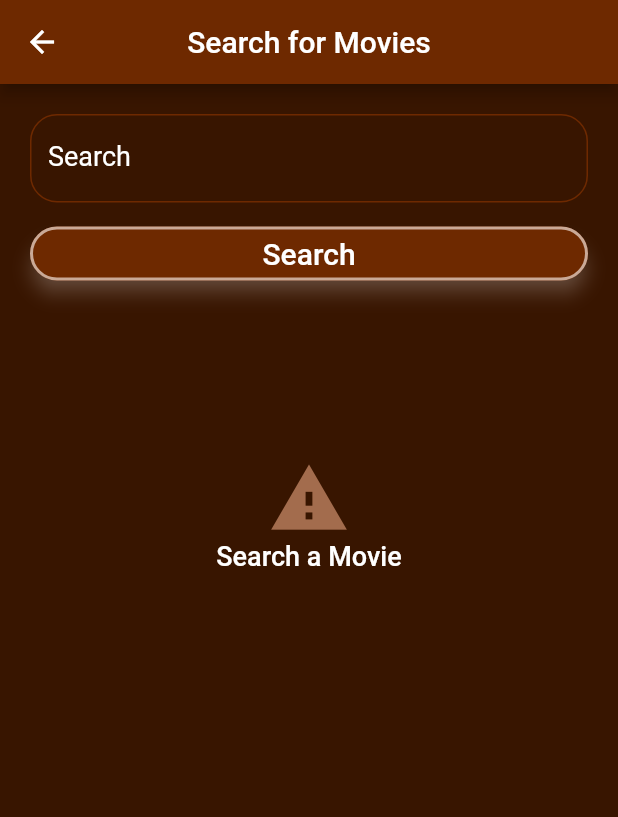
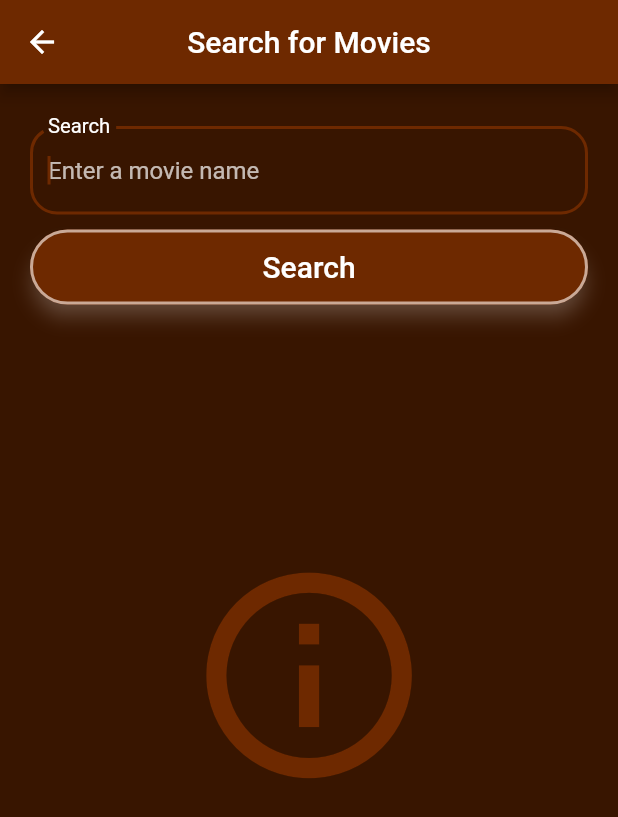
Before and after one commit to nbakh16/movies_info_app, a Flutter app: the MovieSearchView screen opened by its route, on a phone screen of 412 x 824 dp. Shown: the top 817 px of the screen. Run offline on Flutter 3.47's test engine with Material 2 defaults, Android fonts, the phone set to English and light mode, and no system bars; our stand-ins replace get; network calls fail.

Commit message:
better ux, responsive ui, code cleanup

```diff
--- a/lib/app/modules/movie_search/views/movie_search_view.dart
+++ b/lib/app/modules/movie_search/views/movie_search_view.dart
@@ -4,7 +4,7 @@ import 'package:get/get.dart';
 import 'package:movies_details/app/services/api_service.dart';
 import 'package:movies_details/app/utils/colors.dart';
 import 'package:movies_details/app/widgets/custom_card.dart';
-import 'package:movies_details/app/widgets/cutom_button.dart';
+import 'package:movies_details/app/widgets/custom_button.dart';
 
 import '../../../data/models/genre_model.dart';
 import '../../details/controllers/details_controller.dart';
@@ -21,13 +21,13 @@ class MovieSearchView extends GetView<MovieSearchController> {
   final HomeController homeController = Get.put(HomeController());
   final DetailsController detailsController = Get.put(DetailsController());
 
-  String emptySearchText = 'Search a Movie';
-
   @override
   Widget build(BuildContext context) {
     double screenWidth = MediaQuery.sizeOf(context).width;
 
-    return Scaffold(
+    return GestureDetector(
+      onTap: () => FocusScope.of(context).unfocus(),
+      child: Scaffold(
         appBar: AppBar(
           title: const Text('Search for Movies'),
           centerTitle: true,
@@ -36,25 +36,27 @@ class MovieSearchView extends GetView<MovieSearchController> {
           padding: const EdgeInsets.all(20.0),
           child: SingleChildScrollView(
             child: Column(
-            crossAxisAlignment: CrossAxisAlignment.stretch,
+              crossAxisAlignment: CrossAxisAlignment.center,
               children: [
-              TextFormField(
+                Padding(
+                  padding: const EdgeInsets.only(top: 8.0),
+                  // TODO: Add validator
+                  child: TextFormField(
                     controller: searchTEController,
                     decoration: const InputDecoration(
                       labelText: 'Search',
                       hintText: 'Enter a movie name',
                     ),
                     style: const TextStyle(color: Colors.white),
+                    autofocus: true,
+                    textInputAction: TextInputAction.search,
+                  ),
                 ),
                 const SizedBox(height: 10.0),
                 CustomButton(
                   onTap: () {
                     apiService.getSearchedMovie(searchTEController.text.trim());
                     FocusScope.of(context).requestFocus(FocusNode());
-
-                  if(apiService.searchedMoviesList.isEmpty) {
-                    emptySearchText = 'No movie found!';
-                  }
                   },
                   btnText: 'Search',
                   textSize: 20,
@@ -62,8 +64,27 @@ class MovieSearchView extends GetView<MovieSearchController> {
                   shadowColor: mainColor.shade300,
                   btnElevation: 5,
                 ),
-              Obx(()=> apiService.searchedMoviesList.isEmpty ? movieEmptyContainer() :
-              GridView.builder(
+                Obx(()=>
+                  Visibility(
+                    visible: apiService.searchedMoviesList.isNotEmpty,
+                    replacement: emptyListPlaceholder(context),
+                    child: searchedMoviesGridView(screenWidth),
+                  ),
+                ),
+                // Obx(()=> apiService.searchedMoviesList.isEmpty ? emptyListPlaceholder() :
+                //   searchedMoviesGridView(screenWidth)
+                // )
+              ],
+            ),
+          ),
+        )
+      ),
+    );
+  }
+
+  GridView searchedMoviesGridView(double screenWidth) {
+    return GridView.builder(
+      padding: const EdgeInsets.only(top: 14.0),
       physics: const ScrollPhysics(),
       scrollDirection: Axis.vertical,
       shrinkWrap: true,
@@ -103,29 +124,19 @@ class MovieSearchView extends GetView<MovieSearchController> {
           ),
         );
       }
-              )
-              )
-            ],
-          ),
-        ),
-      )
     );
   }
 
-  SizedBox movieEmptyContainer() => SizedBox(
-    height: 300,
-    width: 300,
-    child: Center(
-      child: Column(
-        crossAxisAlignment: CrossAxisAlignment.center,
-        mainAxisAlignment: MainAxisAlignment.center,
-        children: [
-          Icon(Icons.warning, size: 55, color: mainColor.shade400,),
-          Text(emptySearchText, style: const TextStyle(fontSize: 18),)
-        ],
-      ),
+  Padding emptyListPlaceholder(context) {
+    double resSize = MediaQuery.sizeOf(context).height * 0.2;
+    return Padding(
+        padding: EdgeInsets.only(top: resSize),
+        child: Icon(Icons.info_outline,
+          size: resSize,
+          color: mainColor.shade600,
         ),
       );
+  }
 
   List<GenreElement> getGenreListOfMovie(int index) {
     List<int> genreIdList = apiService.searchedMoviesList[index].genreIds!;
--- a/lib/app/widgets/cutom_button.dart
+++ b/lib/app/widgets/custom_button.dart
@@ -24,6 +24,7 @@ class CustomButton extends StatelessWidget {
     return ElevatedButton(
       onPressed: onTap,
       style: ElevatedButton.styleFrom(
+        minimumSize: const Size.fromHeight(50),
         shape: RoundedRectangleBorder(
             borderRadius: BorderRadius.circular(30)
         ),
--- a/lib/app/widgets/custom_card.dart
+++ b/lib/app/widgets/custom_card.dart
@@ -45,7 +45,7 @@ class CustomCard extends StatelessWidget {
           borderRadius: BorderRadius.circular(borderRadius)
         ),
         child: Padding(
-          padding: const EdgeInsets.symmetric(horizontal: 5),
+          padding: const EdgeInsets.all(4.0),
           child: Column(
             mainAxisSize: MainAxisSize.min,
             children: [
--- a/lib/app/widgets/people_list_widget.dart
+++ b/lib/app/widgets/people_list_widget.dart
@@ -5,11 +5,11 @@ class PeopleListWidget extends StatelessWidget {
   const PeopleListWidget({
     super.key,
     this.category,
-    this.obxListView
+    this.listView
   });
 
   final String? category;
-  final Widget? obxListView;
+  final Widget? listView;
 
   @override
   Widget build(BuildContext context) {
@@ -30,7 +30,7 @@ class PeopleListWidget extends StatelessWidget {
                   style: const TextStyle(fontWeight: FontWeight.bold, fontSize: 18),
                 ),
                     Expanded(
-                      child: obxListView!
+                      child: listView!
                     )
               ],
             ),
```
Also changed, not shown: lib/app/modules/details/views/details_view.dart (+30 -19 lines), lib/app/modules/home/views/home_view.dart (+24 -10 lines), lib/app/services/api_service.dart (+4 -3 lines), lib/app/widgets/custom_card_people.dart (+16 -8 lines), lib/app/widgets/custom_network_image.dart (+10 -1 lines). Lines whose indentation alone changed are shown as unchanged.
